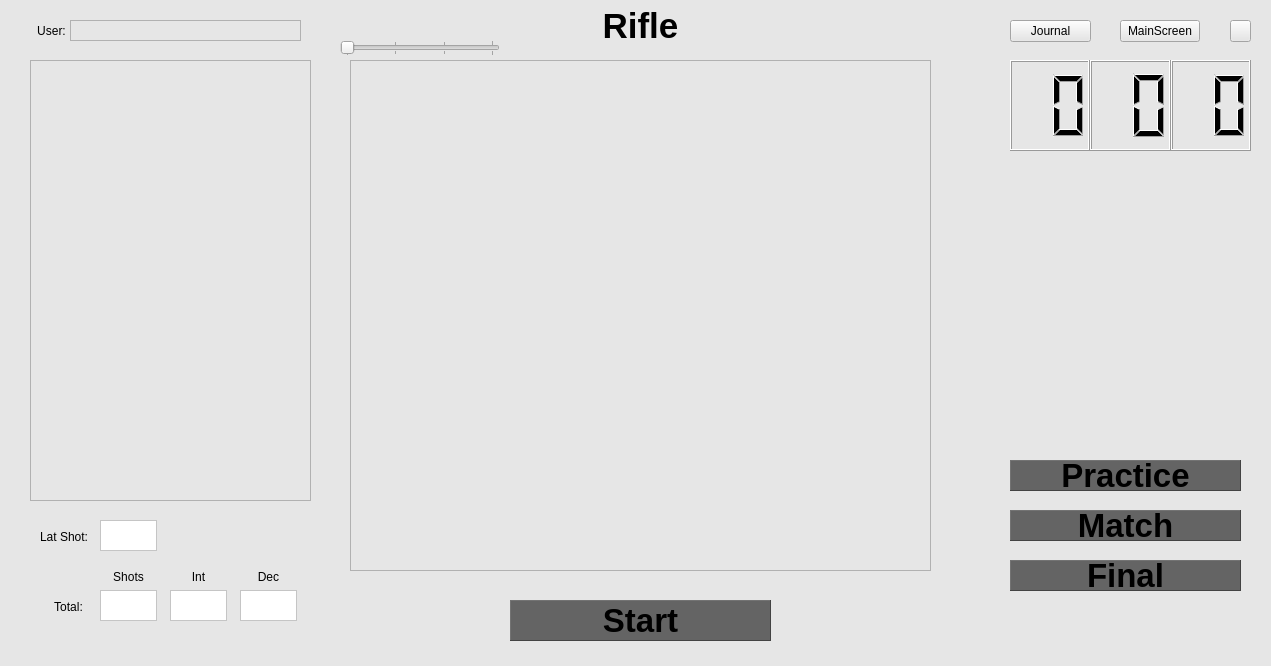
Above: local_pc/gui/riflewindow.ui from xBogas/ES-SACA before the change. Below: the same form after it.
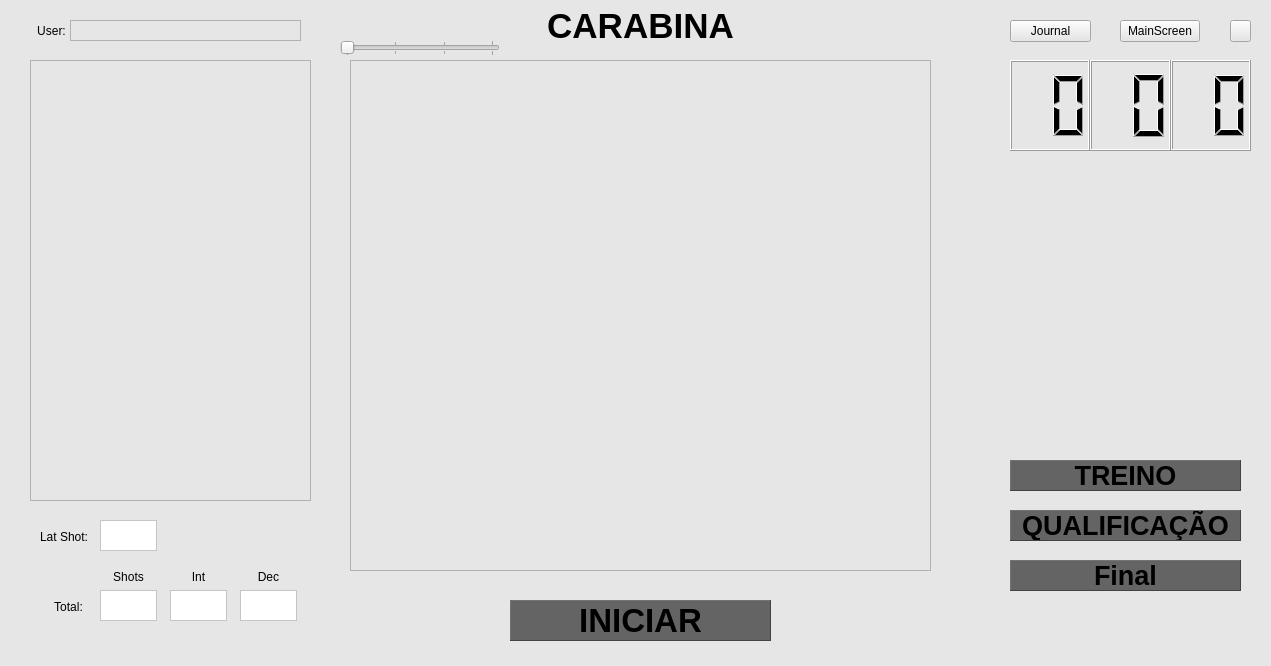
That is the form after the change. Icons and pictures are not drawn.

The edit to the form file:
```diff
--- a/local_pc/gui/riflewindow.ui
+++ b/local_pc/gui/riflewindow.ui
@@ -148,7 +148,7 @@
      </font>
     </property>
     <property name="text">
-     <string>Rifle</string>
+     <string>CARABINA</string>
     </property>
     <property name="alignment">
      <set>Qt::AlignCenter</set>
@@ -388,7 +388,7 @@
     </property>
     <property name="font">
      <font>
-      <pointsize>25</pointsize>
+      <pointsize>20</pointsize>
       <bold>true</bold>
      </font>
     </property>
@@ -419,7 +419,7 @@
     </property>
     <property name="font">
      <font>
-      <pointsize>25</pointsize>
+      <pointsize>20</pointsize>
       <bold>true</bold>
      </font>
     </property>
@@ -433,7 +433,7 @@
      <enum>QFrame::Raised</enum>
     </property>
     <property name="text">
-     <string>Practice</string>
+     <string>TREINO</string>
     </property>
     <property name="alignment">
      <set>Qt::AlignCenter</set>
@@ -450,7 +450,7 @@
     </property>
     <property name="font">
      <font>
-      <pointsize>25</pointsize>
+      <pointsize>20</pointsize>
       <bold>true</bold>
      </font>
     </property>
@@ -464,7 +464,7 @@
      <enum>QFrame::Raised</enum>
     </property>
     <property name="text">
-     <string>Match</string>
+     <string>QUALIFICAÇÃO</string>
     </property>
     <property name="alignment">
      <set>Qt::AlignCenter</set>
@@ -532,7 +532,7 @@
      <enum>QFrame::Raised</enum>
     </property>
     <property name="text">
-     <string>Start</string>
+     <string>INICIAR</string>
     </property>
     <property name="alignment">
      <set>Qt::AlignCenter</set>
```
